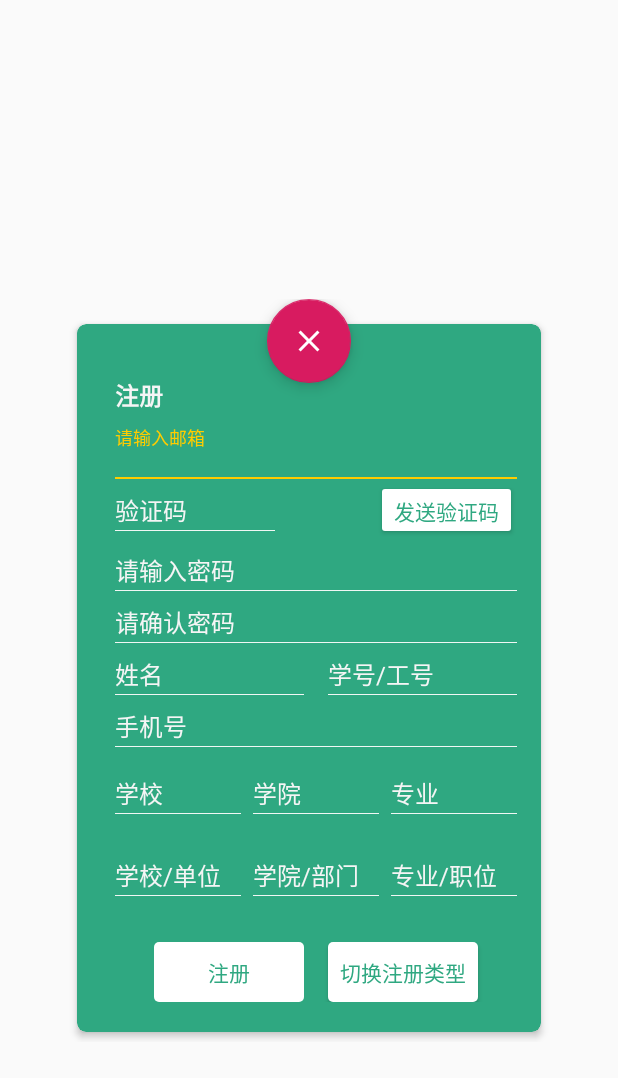
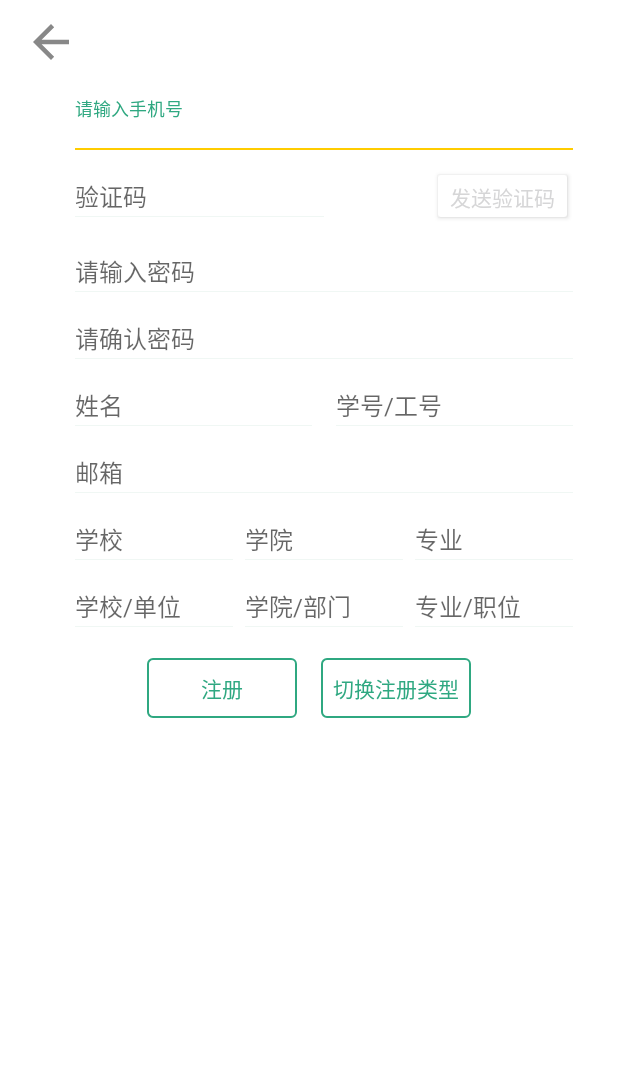
Before and after one commit to ljl123/10_daoyun_mobile, an Android app: the layout activity_register.xml on its own in the app's theme, with its tools: preview values and no code run, on a phone screen of 412 x 824 dp. Shown: the top 1078 px of the screen. Run offline under Robolectric (Android 15) with nearby library versions, the phone set to English and light mode, and no system bars; network calls fail.

Commit message:
完成起始界面

```diff
--- a/android_daoyun/app/src/main/res/drawable/ic_arrow_back_white_36dp.xml
+++ b/android_daoyun/app/src/main/res/drawable/ic_arrow_back_white_36dp.xml
@@ -1,5 +1,5 @@
 <vector android:autoMirrored="true" android:height="36dp"
-    android:tint="#FFFFFF" android:viewportHeight="24.0"
+    android:tint="#888888" android:viewportHeight="24.0"
     android:viewportWidth="24.0" android:width="36dp" xmlns:android="http://schemas.android.com/apk/res/android">
-    <path android:fillColor="#FF000000" android:pathData="M20,11H7.83l5.59,-5.59L12,4l-8,8 8,8 1.41,-1.41L7.83,13H20v-2z"/>
+    <path android:fillColor="#ff0000" android:pathData="M20,11H7.83l5.59,-5.59L12,4l-8,8 8,8 1.41,-1.41L7.83,13H20v-2z"/>
 </vector>
--- a/android_daoyun/app/src/main/res/layout/activity_register.xml
+++ b/android_daoyun/app/src/main/res/layout/activity_register.xml
@@ -1,62 +1,42 @@
 <?xml version="1.0" encoding="utf-8"?>
-<RelativeLayout xmlns:android="http://schemas.android.com/apk/res/android"
+<LinearLayout xmlns:android="http://schemas.android.com/apk/res/android"
     xmlns:app="http://schemas.android.com/apk/res-auto"
     xmlns:tools="http://schemas.android.com/tools"
     android:layout_width="match_parent"
     android:layout_height="match_parent"
-    tools:context="com.example.checkinsystem.activities.LoginActivity">
+    android:orientation="vertical"
+    android:background="@color/white"
+    tools:context="com.example.daoyun.activities.LoginActivity">
+    <android.support.v7.widget.Toolbar
+        android:layout_width="match_parent"
+        android:layout_height="wrap_content">
 
-    <FrameLayout
-        android:layout_width="320dp"
-        android:layout_height="wrap_content"
-        android:layout_centerInParent="true"
-        android:paddingTop="70dp">
+        <Button
+            android:id="@+id/regist_back"
+            android:layout_width="36dp"
+            android:layout_height="36dp"
+            android:background="@drawable/ic_arrow_back_white_36dp"/>
 
-        <android.support.v7.widget.CardView
-            android:id="@+id/cv_add"
-            android:layout_width="match_parent"
-            android:layout_height="wrap_content"
-            android:layout_gravity="center_horizontal"
-            android:layout_marginTop="10dp"
-            app:cardBackgroundColor="@color/colorPrimary"
-            app:cardCornerRadius="6dp"
-            app:cardElevation="3dp"
-            app:cardUseCompatPadding="true">
-
-            <LinearLayout
-                android:layout_width="match_parent"
-                android:layout_height="match_parent"
-                android:orientation="vertical"
-                android:paddingStart="25dp"
-                android:paddingEnd="16dp">
-
-                <TextView
-                    android:id="@+id/tv_register_title"
-                    android:layout_width="wrap_content"
-                    android:layout_height="wrap_content"
-                    android:layout_marginTop="35dp"
-                    android:text="注册"
-                    android:textColor="@color/colorTextOnPrimary"
-                    android:textSize="16sp"
-                    android:textStyle="bold" />
-
+    </android.support.v7.widget.Toolbar>
                 <LinearLayout
+                    android:layout_marginTop="10dp"
+                    android:paddingStart="50dp"
+                    android:paddingEnd="30dp"
+                    android:orientation="horizontal"
                     android:layout_width="match_parent"
-                    android:layout_height="wrap_content"
-                    android:layout_marginTop="10dp">
+                    android:layout_height="wrap_content">
 
                     <android.support.design.widget.TextInputLayout
                         android:layout_width="match_parent"
                         android:layout_height="wrap_content"
-                        android:textColorHint="@color/colorTextOnPrimary"
-                        android:theme="@style/TextLabel_Secondary">
+                        android:theme="@style/TextLabel_Primary">
 
                         <EditText
-                            android:id="@+id/et_username"
+                            android:id="@+id/et_phone"
                             android:layout_width="match_parent"
                             android:layout_height="wrap_content"
                             android:background="@drawable/selector_bg_edit_2"
-                            android:hint="请输入邮箱"
+                            android:hint="请输入手机号"
                             android:inputType="textPersonName"
                             android:paddingBottom="2dp"
                             android:textColor="@color/colorTextOnPrimary"
@@ -66,16 +46,18 @@
                 </LinearLayout>
 
                 <LinearLayout
+                    android:layout_marginTop="10dp"
+                    android:paddingStart="50dp"
+                    android:paddingEnd="30dp"
+                    android:orientation="horizontal"
                     android:layout_width="match_parent"
-                    android:layout_height="wrap_content"
-                    android:orientation="horizontal">
+                    android:layout_height="wrap_content">
 
                     <android.support.design.widget.TextInputLayout
                         android:layout_width="0dp"
                         android:layout_height="wrap_content"
-                        android:layout_weight="4"
-                        android:textColorHint="@color/colorTextOnPrimary"
-                        android:theme="@style/TextLabel_Secondary">
+                        android:layout_weight="5"
+                        android:theme="@style/TextLabel_Primary">
 
                         <EditText
                             android:id="@+id/et_verify_code"
@@ -94,7 +76,7 @@
                     <LinearLayout
                         android:layout_width="0dp"
                         android:layout_height="wrap_content"
-                        android:layout_weight="6"
+                        android:layout_weight="5"
                         android:gravity="end">
 
                         <Button
@@ -102,21 +84,23 @@
                             android:layout_width="wrap_content"
                             android:layout_height="40dp"
                             android:text="发送验证码"
-                            android:textColor="@color/colorPrimary"
+                            android:textColor="@color/dark"
                             android:backgroundTint="@color/white"/>
                     </LinearLayout>
                 </LinearLayout>
 
                 <LinearLayout
+                    android:layout_marginTop="10dp"
+                    android:paddingStart="50dp"
+                    android:paddingEnd="30dp"
+                    android:orientation="horizontal"
                     android:layout_width="match_parent"
-                    android:layout_height="wrap_content"
-                    android:orientation="horizontal">
+                    android:layout_height="wrap_content">
 
                     <android.support.design.widget.TextInputLayout
                         android:layout_width="match_parent"
                         android:layout_height="wrap_content"
-                        android:textColorHint="@color/colorTextOnPrimary"
-                        android:theme="@style/TextLabel_Secondary">
+                        android:theme="@style/TextLabel_Primary">
 
                         <EditText
                             android:id="@+id/et_password"
@@ -133,16 +117,18 @@
                 </LinearLayout>
 
                 <LinearLayout
+                    android:layout_marginTop="10dp"
+                    android:paddingStart="50dp"
+                    android:paddingEnd="30dp"
+                    android:orientation="horizontal"
                     android:layout_width="match_parent"
-                    android:layout_height="wrap_content"
-                    android:orientation="horizontal">
+                    android:layout_height="wrap_content">
 
                     <android.support.design.widget.TextInputLayout
 
                         android:layout_width="match_parent"
                         android:layout_height="wrap_content"
-                        android:textColorHint="@color/colorTextOnPrimary"
-                        android:theme="@style/TextLabel_Secondary">
+                        android:theme="@style/TextLabel_Primary">
 
                         <EditText
                             android:id="@+id/et_repeatpassword"
@@ -159,16 +145,18 @@
                 </LinearLayout>
 
                 <LinearLayout
+                    android:layout_marginTop="10dp"
+                    android:paddingStart="50dp"
+                    android:paddingEnd="30dp"
+                    android:orientation="horizontal"
                     android:layout_width="match_parent"
-                    android:layout_height="wrap_content"
-                    android:orientation="horizontal">
+                    android:layout_height="wrap_content">
 
                     <android.support.design.widget.TextInputLayout
                         android:layout_width="0dp"
                         android:layout_weight="5"
                         android:layout_height="wrap_content"
-                        android:textColorHint="@color/colorTextOnPrimary"
-                        android:theme="@style/TextLabel_Secondary"
+                        android:theme="@style/TextLabel_Primary"
                         android:layout_marginEnd="8dp">
 
                         <EditText
@@ -188,8 +176,7 @@
                         android:layout_width="0dp"
                         android:layout_weight="5"
                         android:layout_height="wrap_content"
-                        android:textColorHint="@color/colorTextOnPrimary"
-                        android:theme="@style/TextLabel_Secondary"
+                        android:theme="@style/TextLabel_Primary"
                         android:layout_marginStart="8dp">
 
                         <EditText
@@ -209,20 +196,23 @@
                 </LinearLayout>
 
                 <LinearLayout
+                    android:layout_marginTop="10dp"
+                    android:paddingStart="50dp"
+                    android:paddingEnd="30dp"
+                    android:orientation="horizontal"
                     android:layout_width="match_parent"
                     android:layout_height="wrap_content">
                     <android.support.design.widget.TextInputLayout
                         android:layout_width="match_parent"
                         android:layout_height="wrap_content"
-                        android:textColorHint="@color/colorTextOnPrimary"
-                        android:theme="@style/TextLabel_Secondary">
+                        android:theme="@style/TextLabel_Primary">
 
                         <EditText
-                            android:id="@+id/et_phone"
+                            android:id="@+id/et_email"
                             android:layout_width="match_parent"
                             android:layout_height="wrap_content"
                             android:background="@drawable/selector_bg_edit_2"
-                            android:hint="手机号"
+                            android:hint="邮箱"
                             android:inputType="phone"
                             android:paddingBottom="2dp"
                             android:textColor="@color/colorTextOnPrimary"
@@ -233,18 +223,18 @@
 
                 <LinearLayout
                     android:id="@+id/ll_stu"
+                    android:layout_marginTop="10dp"
+                    android:paddingStart="50dp"
+                    android:paddingEnd="30dp"
+                    android:orientation="horizontal"
                     android:layout_width="match_parent"
-                    android:layout_height="wrap_content"
-                    android:orientation="horizontal"
-                    android:paddingTop="10dp"
-                    android:paddingBottom="10dp">
+                    android:layout_height="wrap_content">
 
                     <android.support.design.widget.TextInputLayout
                         android:layout_width="0dp"
                         android:layout_weight="3"
                         android:layout_height="wrap_content"
-                        android:textColorHint="@color/colorTextOnPrimary"
-                        android:theme="@style/TextLabel_Secondary"
+                        android:theme="@style/TextLabel_Primary"
                         android:layout_marginEnd="4dp">
 
                         <android.support.v7.widget.AppCompatAutoCompleteTextView
@@ -264,8 +254,7 @@
                         android:layout_width="0dp"
                         android:layout_weight="3"
                         android:layout_height="wrap_content"
-                        android:textColorHint="@color/colorTextOnPrimary"
-                        android:theme="@style/TextLabel_Secondary"
+                        android:theme="@style/TextLabel_Primary"
                         android:layout_marginStart="4dp"
                         android:layout_marginEnd="4dp">
 
@@ -286,8 +275,7 @@
                         android:layout_width="0dp"
                         android:layout_weight="3"
                         android:layout_height="wrap_content"
-                        android:textColorHint="@color/colorTextOnPrimary"
-                        android:theme="@style/TextLabel_Secondary"
+                        android:theme="@style/TextLabel_Primary"
                         android:layout_marginStart="4dp">
 
                         <android.support.v7.widget.AppCompatAutoCompleteTextView
@@ -306,18 +294,18 @@
 
                 <LinearLayout
                     android:id="@+id/ll_teacher"
+                    android:layout_marginTop="10dp"
+                    android:paddingStart="50dp"
+                    android:paddingEnd="30dp"
+                    android:orientation="horizontal"
                     android:layout_width="match_parent"
-                    android:layout_height="wrap_content"
-                    android:orientation="horizontal"
-                    android:paddingTop="10dp"
-                    android:paddingBottom="10dp">
+                    android:layout_height="wrap_content">
 
                     <android.support.design.widget.TextInputLayout
                         android:layout_width="0dp"
                         android:layout_weight="3"
                         android:layout_height="wrap_content"
-                        android:textColorHint="@color/colorTextOnPrimary"
-                        android:theme="@style/TextLabel_Secondary"
+                        android:theme="@style/TextLabel_Primary"
                         android:layout_marginEnd="4dp">
 
                         <EditText
@@ -337,8 +325,7 @@
                         android:layout_width="0dp"
                         android:layout_weight="3"
                         android:layout_height="wrap_content"
-                        android:textColorHint="@color/colorTextOnPrimary"
-                        android:theme="@style/TextLabel_Secondary"
+                        android:theme="@style/TextLabel_Primary"
                         android:layout_marginStart="4dp"
                         android:layout_marginEnd="4dp">
 
@@ -359,8 +346,7 @@
                         android:layout_width="0dp"
                         android:layout_weight="3"
                         android:layout_height="wrap_content"
-                        android:textColorHint="@color/colorTextOnPrimary"
-                        android:theme="@style/TextLabel_Secondary"
+                        android:theme="@style/TextLabel_Primary"
                         android:layout_marginStart="4dp">
 
                         <EditText
@@ -389,7 +375,7 @@
                         android:id="@+id/bt_go"
                         android:layout_width="100dp"
                         android:layout_height="40dp"
-                        android:background="@drawable/bt_shape_2"
+                        android:background="@drawable/bt_shape"
                         android:stateListAnimator="@drawable/state_list_animator_z"
                         android:text="注册"
                         android:textColor="@color/colorPrimary"
@@ -399,24 +385,12 @@
                         android:id="@+id/bt_switch_type"
                         android:layout_width="100dp"
                         android:layout_height="40dp"
-                        android:background="@drawable/bt_shape_2"
+                        android:background="@drawable/bt_shape"
                         android:text="切换注册类型"
                         android:textColor="@color/colorPrimary"
                         android:layout_marginStart="8dp"/>
 
                 </LinearLayout>
-            </LinearLayout>
-        </android.support.v7.widget.CardView>
-
-        <android.support.design.widget.FloatingActionButton
-            android:id="@+id/fab"
-            android:layout_width="wrap_content"
-            android:layout_height="wrap_content"
-            android:layout_gravity="center_horizontal|top"
-            android:src="@drawable/ic_clear_white_24dp"
-            android:transitionName="loginFab"
-            app:fabSize="normal" />
-    </FrameLayout>
 
 
-</RelativeLayout>
+</LinearLayout>
```
Also changed, not shown: android_daoyun/app/src/main/java/com/example/daoyun/activities/LoginActivity.java (+4 -4 lines), android_daoyun/app/src/main/java/com/example/daoyun/activities/RegisterActivity.java (+17 -102 lines), android_daoyun/app/src/main/res/layout/activity_change_password.xml (+3 -7 lines), android_daoyun/app/src/main/res/layout/activity_login.xml (+6 -6 lines).
